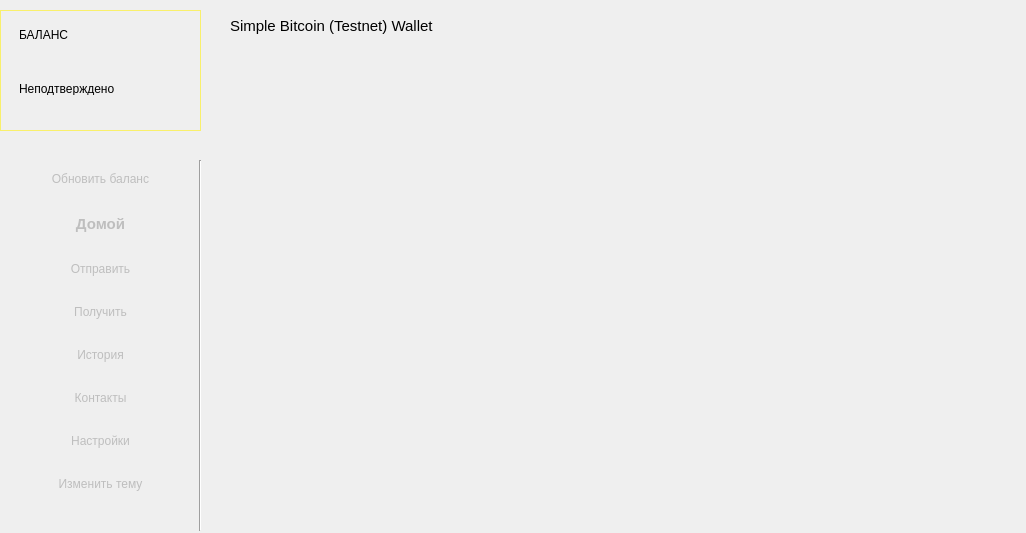
Old version of the form ui/form.ui in the repository gberdyshev/simple-bitcoin-wallet.
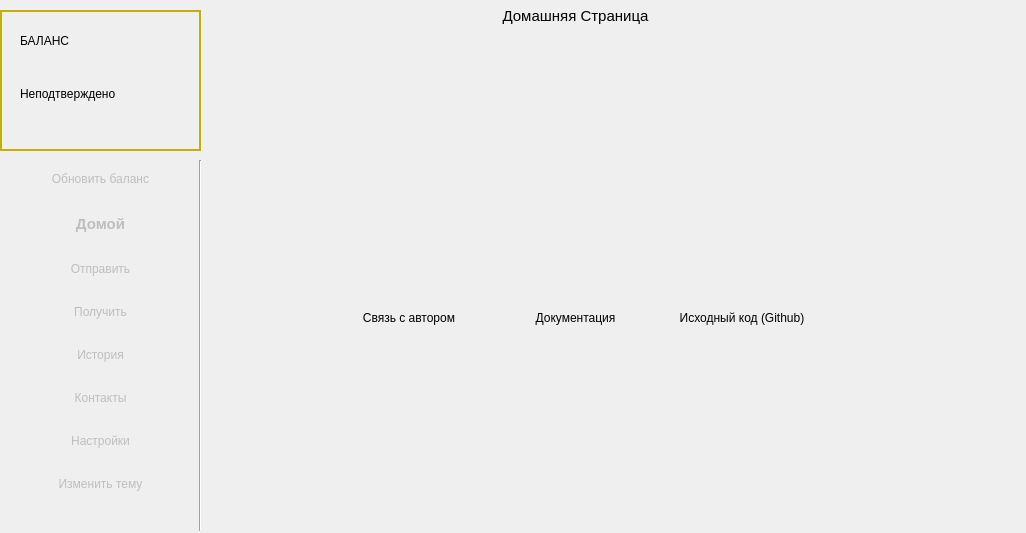
New version of the form. The open tabs and pages were chosen to show the change. Icons and pictures are not drawn.

Commit message: Работа над интерфейсом

The edit to the form file:
```diff
--- a/ui/form.ui
+++ b/ui/form.ui
@@ -39,12 +39,12 @@
      <number>4</number>
     </property>
     <widget class="QWidget" name="home">
-     <widget class="QLabel" name="label_3">
+     <widget class="QLabel" name="title">
       <property name="geometry">
        <rect>
-        <x>20</x>
-        <y>10</y>
-        <width>311</width>
+        <x>290</x>
+        <y>0</y>
+        <width>151</width>
         <height>31</height>
        </rect>
       </property>
@@ -57,8 +57,105 @@
        </font>
       </property>
       <property name="text">
-       <string>Simple Bitcoin (Testnet) Wallet</string>
+       <string>Домашняя Страница</string>
       </property>
+      <property name="alignment">
+       <set>Qt::AlignCenter</set>
+      </property>
+     </widget>
+     <widget class="QLabel" name="logo">
+      <property name="geometry">
+       <rect>
+        <x>310</x>
+        <y>120</y>
+        <width>108</width>
+        <height>167</height>
+       </rect>
+      </property>
+      <property name="text">
+       <string/>
+      </property>
+      <property name="pixmap">
+       <pixmap>../resources/logo.png</pixmap>
+      </property>
+      <property name="scaledContents">
+       <bool>true</bool>
+      </property>
+      <property name="alignment">
+       <set>Qt::AlignLeading|Qt::AlignLeft|Qt::AlignVCenter</set>
+      </property>
+      <property name="openExternalLinks">
+       <bool>false</bool>
+      </property>
+     </widget>
+     <widget class="QFrame" name="info">
+      <property name="geometry">
+       <rect>
+        <x>110</x>
+        <y>300</y>
+        <width>511</width>
+        <height>36</height>
+       </rect>
+      </property>
+      <property name="font">
+       <font>
+        <kerning>true</kerning>
+       </font>
+      </property>
+      <property name="styleSheet">
+       <string notr="true">a:hover, a:visited, a:link, a:active
+{
+    text-decoration: none;
+}
+</string>
+      </property>
+      <layout class="QHBoxLayout" name="horizontalLayout">
+       <item>
+        <widget class="QLabel" name="author">
+         <property name="text">
+          <string>Связь с автором</string>
+         </property>
+         <property name="alignment">
+          <set>Qt::AlignCenter</set>
+         </property>
+         <property name="openExternalLinks">
+          <bool>true</bool>
+         </property>
+        </widget>
+       </item>
+       <item>
+        <widget class="QLabel" name="docs">
+         <property name="styleSheet">
+          <string notr="true">a:hover, a:visited, a:link, a:active
+{
+    text-decoration: none;
+}</string>
+         </property>
+         <property name="text">
+          <string>Документация</string>
+         </property>
+         <property name="alignment">
+          <set>Qt::AlignCenter</set>
+         </property>
+         <property name="openExternalLinks">
+          <bool>true</bool>
+         </property>
+        </widget>
+       </item>
+       <item>
+        <widget class="QLabel" name="source_code">
+         <property name="text">
+          <string>Исходный код (Github)</string>
+         </property>
+         <property name="alignment">
+          <set>Qt::AlignCenter</set>
+         </property>
+         <property name="openExternalLinks">
+          <bool>true</bool>
+         </property>
+        </widget>
+       </item>
+      </layout>
      </widget>
     </widget>
     <widget class="QWidget" name="receive_page">
@@ -157,6 +254,22 @@
          </property>
         </widget>
        </widget>
+       <widget class="QLabel" name="label_3">
+        <property name="geometry">
+         <rect>
+          <x>310</x>
+          <y>10</y>
+          <width>151</width>
+          <height>18</height>
+         </rect>
+        </property>
+        <property name="text">
+         <string>Получение активов</string>
+        </property>
+        <property name="alignment">
+         <set>Qt::AlignCenter</set>
+        </property>
+       </widget>
       </widget>
       <widget class="QWidget" name="address_viewer">
        <attribute name="title">
@@ -967,13 +1080,13 @@
       <x>0</x>
       <y>10</y>
       <width>201</width>
-      <height>121</height>
+      <height>141</height>
      </rect>
     </property>
     <property name="styleSheet">
      <string notr="true">border-style: solid;
-border-width: 1px;
-border-color: rgb(249, 240, 107);</string>
+border-width: 2px;
+border-color: rgb(196, 176, 4);</string>
     </property>
     <layout class="QVBoxLayout" name="verticalLayout_4">
      <item>
@@ -997,17 +1110,6 @@
           </property>
          </widget>
         </item>
-       </layout>
-      </widget>
-     </item>
-     <item>
-      <widget class="QFrame" name="unconf_balance_frame">
-       <property name="styleSheet">
-        <string notr="true">border-color: rgb(249, 240, 107);
-border: none;
-</string>
-       </property>
-       <layout class="QVBoxLayout" name="verticalLayout_2">
         <item>
          <widget class="QLabel" name="label">
           <property name="mouseTracking">
```
Left out of the diff: 64 changed lines with no effect on the pictures. The commit also changes 5 other files.
